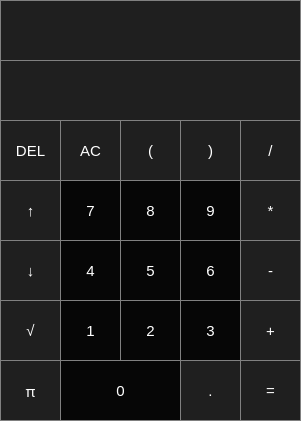
Old version of the form CalcWithGui/CalcWithGui.ui in the repository NaschKadse/CalcWithGui.
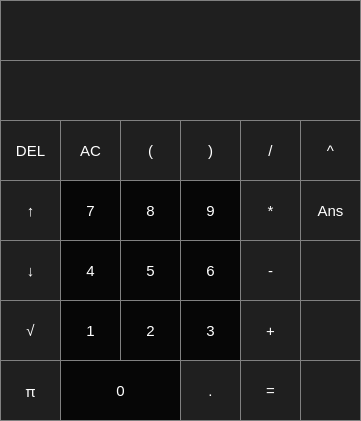
New version of the form.

Patch:
```diff
--- a/CalcWithGui/CalcWithGui.ui
+++ b/CalcWithGui/CalcWithGui.ui
@@ -6,19 +6,19 @@
    <rect>
     <x>0</x>
     <y>0</y>
-    <width>301</width>
+    <width>361</width>
     <height>421</height>
    </rect>
   </property>
   <property name="minimumSize">
    <size>
-    <width>301</width>
+    <width>361</width>
     <height>421</height>
    </size>
   </property>
   <property name="maximumSize">
    <size>
-    <width>301</width>
+    <width>361</width>
     <height>421</height>
    </size>
   </property>
@@ -46,7 +46,7 @@
      <rect>
       <x>0</x>
       <y>60</y>
-      <width>301</width>
+      <width>361</width>
       <height>61</height>
      </rect>
     </property>
@@ -737,7 +737,7 @@
      <rect>
       <x>0</x>
       <y>0</y>
-      <width>301</width>
+      <width>361</width>
       <height>61</height>
      </rect>
     </property>
@@ -747,7 +747,7 @@
      </font>
     </property>
     <property name="autoFillBackground">
-     <bool>true</bool>
+     <bool>false</bool>
     </property>
     <property name="styleSheet">
      <string notr="true">QLabel {
@@ -924,6 +924,179 @@
     <property name="text">
      <string>π</string>
     </property>
+    <property name="shortcut">
+     <string>P</string>
+    </property>
+   </widget>
+   <widget class="QPushButton" name="pushButton_ans">
+    <property name="geometry">
+     <rect>
+      <x>300</x>
+      <y>180</y>
+      <width>61</width>
+      <height>61</height>
+     </rect>
+    </property>
+    <property name="font">
+     <font>
+      <pointsize>11</pointsize>
+     </font>
+    </property>
+    <property name="styleSheet">
+     <string notr="true">QPushButton {
+   border: 1px solid gray;
+  color: white; 
+}
+QPushButton:hover {
+    background-color: rgb(74, 74, 74);
+}
+QPushButton:pressed {
+    background-color: qlineargradient(x1: 0, y1: 0, x2: 0, y2: 1,
+                                      stop: 0 #dadbde, stop: 1 #444444);
+}</string>
+    </property>
+    <property name="text">
+     <string>Ans</string>
+    </property>
+    <property name="shortcut">
+     <string>*</string>
+    </property>
+   </widget>
+   <widget class="QPushButton" name="pushButton_free_2">
+    <property name="geometry">
+     <rect>
+      <x>300</x>
+      <y>300</y>
+      <width>61</width>
+      <height>61</height>
+     </rect>
+    </property>
+    <property name="font">
+     <font>
+      <pointsize>11</pointsize>
+     </font>
+    </property>
+    <property name="styleSheet">
+     <string notr="true">QPushButton {
+   border: 1px solid gray;
+  color: white; 
+}
+QPushButton:hover {
+    background-color: rgb(74, 74, 74);
+}
+QPushButton:pressed {
+    background-color: qlineargradient(x1: 0, y1: 0, x2: 0, y2: 1,
+                                      stop: 0 #dadbde, stop: 1 #444444);
+}</string>
+    </property>
+    <property name="text">
+     <string/>
+    </property>
+    <property name="shortcut">
+     <string>+</string>
+    </property>
+   </widget>
+   <widget class="QPushButton" name="pushButton_free_3">
+    <property name="geometry">
+     <rect>
+      <x>300</x>
+      <y>360</y>
+      <width>61</width>
+      <height>61</height>
+     </rect>
+    </property>
+    <property name="font">
+     <font>
+      <pointsize>11</pointsize>
+     </font>
+    </property>
+    <property name="styleSheet">
+     <string notr="true">QPushButton {
+   border: 1px solid gray;
+  color: white; 
+}
+QPushButton:hover {
+    background-color: rgb(74, 74, 74);
+}
+QPushButton:pressed {
+    background-color: qlineargradient(x1: 0, y1: 0, x2: 0, y2: 1,
+                                      stop: 0 #dadbde, stop: 1 #444444);
+}</string>
+    </property>
+    <property name="text">
+     <string/>
+    </property>
+    <property name="shortcut">
+     <string>Return</string>
+    </property>
+   </widget>
+   <widget class="QPushButton" name="pushButton_free">
+    <property name="geometry">
+     <rect>
+      <x>300</x>
+      <y>240</y>
+      <width>61</width>
+      <height>61</height>
+     </rect>
+    </property>
+    <property name="font">
+     <font>
+      <pointsize>11</pointsize>
+     </font>
+    </property>
+    <property name="styleSheet">
+     <string notr="true">QPushButton {
+   border: 1px solid gray;
+  color: white; 
+}
+QPushButton:hover {
+    background-color: rgb(74, 74, 74);
+}
+QPushButton:pressed {
+    background-color: qlineargradient(x1: 0, y1: 0, x2: 0, y2: 1,
+                                      stop: 0 #dadbde, stop: 1 #444444);
+}</string>
+    </property>
+    <property name="text">
+     <string/>
+    </property>
+    <property name="shortcut">
+     <string>-</string>
+    </property>
+   </widget>
+   <widget class="QPushButton" name="pushButton_potenz">
+    <property name="geometry">
+     <rect>
+      <x>300</x>
+      <y>120</y>
+      <width>61</width>
+      <height>61</height>
+     </rect>
+    </property>
+    <property name="font">
+     <font>
+      <pointsize>11</pointsize>
+     </font>
+    </property>
+    <property name="styleSheet">
+     <string notr="true">QPushButton {
+   border: 1px solid gray;
+  color: white; 
+}
+QPushButton:hover {
+    background-color: rgb(74, 74, 74);
+}
+QPushButton:pressed {
+    background-color: qlineargradient(x1: 0, y1: 0, x2: 0, y2: 1,
+                                      stop: 0 #dadbde, stop: 1 #444444);
+}</string>
+    </property>
+    <property name="text">
+     <string>^</string>
+    </property>
+    <property name="shortcut">
+     <string>/</string>
+    </property>
    </widget>
   </widget>
  </widget>
```
Left out of the diff: 22 changed lines with no effect on the pictures.
